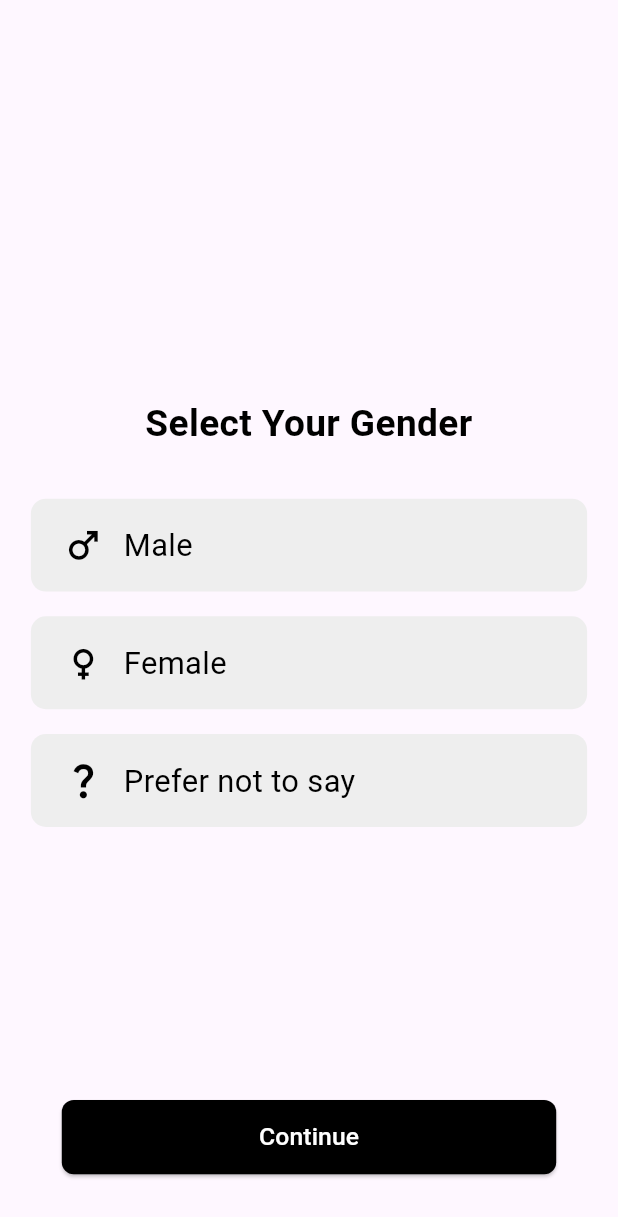
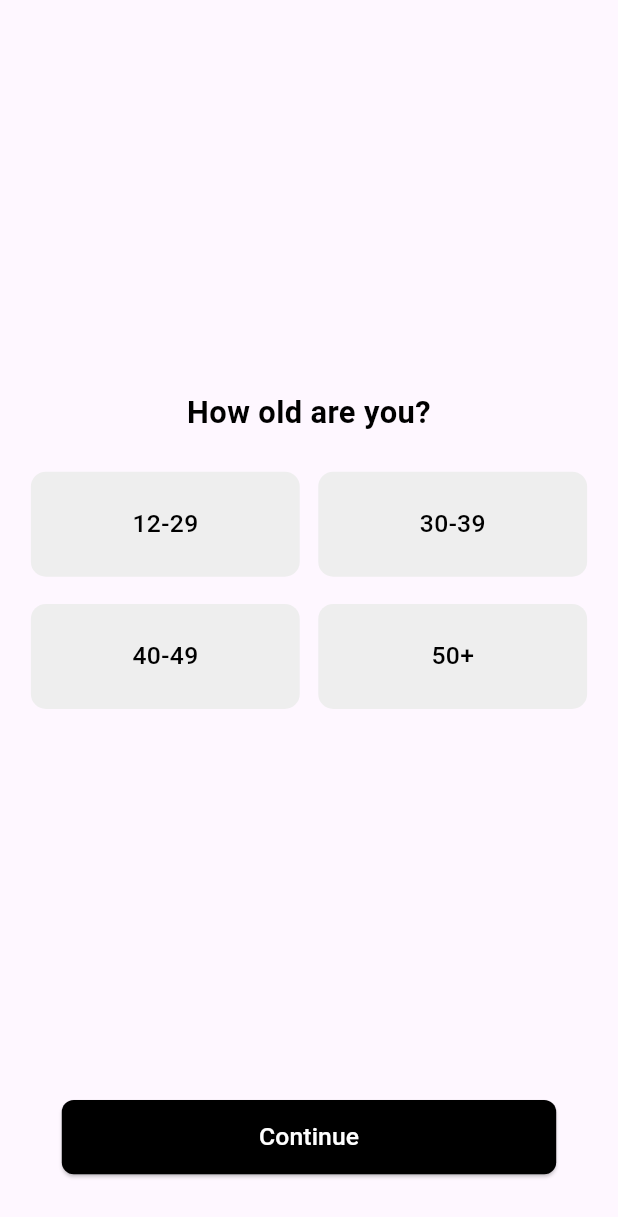
Before and after one commit to Umair-Amjad-Ali/Flutter, a Flutter app: the GenderSelection screen opened directly, after a tap on "Continue", on a phone screen of 412 x 824 dp. Shown: the top 1217 px of the screen. Run offline on Flutter 3.47's test engine with Material 3 defaults, Android fonts, the phone set to English and light mode, and no system bars.

Commit message:
`Refactor: Update gender selection screen and related widgets`

```diff
--- a/book_reading/lib/main.dart
+++ b/book_reading/lib/main.dart
@@ -1,4 +1,4 @@
-import 'package:book_reading/screens/welcome/welcome.dart';
+import 'package:book_reading/screens/welcome/goals_screen.dart';
 import 'package:flutter/material.dart';
 
 void main() {
@@ -14,6 +14,6 @@ class MyApp extends StatelessWidget {
     return MaterialApp(
         debugShowCheckedModeBanner: false,
         title: 'Flutter Demo',
-        home: Welcome());
+        home: GoalsScreen());
   }
 }
--- /dev/null
+++ b/book_reading/lib/screens/welcome/age_selection.dart
@@ -0,0 +1,124 @@
+import 'package:book_reading/widgets/custom_button.dart';
+import 'package:book_reading/widgets/age_option.dart';
+import 'package:flutter/material.dart';
+
+class AgeSelection extends StatefulWidget {
+  const AgeSelection({super.key});
+
+  @override
+  State<AgeSelection> createState() => _AgeSelectionState();
+}
+
+class _AgeSelectionState extends State<AgeSelection> {
+  String? _selectedAge; // To track the selected age group
+
+  @override
+  Widget build(BuildContext context) {
+    return Scaffold(
+      body: LayoutBuilder(builder: (context, constraints) {
+        final screenHeight = constraints.maxHeight;
+        final screenWidth = constraints.maxWidth;
+
+        return SafeArea(
+          child: Column(
+            children: [
+              // Spacer for top alignment
+              Spacer(),
+              // Main Heading
+              Text(
+                "How old are you?",
+                style: TextStyle(
+                  fontSize: screenHeight * 0.025,
+                  fontWeight: FontWeight.bold,
+                  color: Colors.black,
+                ),
+                textAlign: TextAlign.center,
+              ),
+
+              SizedBox(height: screenHeight * 0.03),
+
+              // Age Options
+              Padding(
+                padding: EdgeInsets.symmetric(horizontal: screenWidth * 0.05),
+                child: GridView.count(
+                  shrinkWrap: true, // Ensures it takes only required height
+                  crossAxisCount: 2, // 2 options in each row
+                  crossAxisSpacing: screenWidth * 0.03,
+                  mainAxisSpacing: screenHeight * 0.02,
+                  childAspectRatio: 2.5, // Aspect ratio of each item
+                  children: [
+                    AgeOption(
+                      label: "12-29",
+                      isSelected: _selectedAge == "12-29",
+                      screenWidth: screenWidth,
+                      screenHeight: screenHeight,
+                      onTap: () {
+                        setState(() {
+                          _selectedAge = "12-29";
+                        });
+                      },
+                    ),
+                    AgeOption(
+                      label: "30-39",
+                      isSelected: _selectedAge == "30-39",
+                      screenWidth: screenWidth,
+                      screenHeight: screenHeight,
+                      onTap: () {
+                        setState(() {
+                          _selectedAge = "30-39";
+                        });
+                      },
+                    ),
+                    AgeOption(
+                      label: "40-49",
+                      isSelected: _selectedAge == "40-49",
+                      screenWidth: screenWidth,
+                      screenHeight: screenHeight,
+                      onTap: () {
+                        setState(() {
+                          _selectedAge = "40-49";
+                        });
+                      },
+                    ),
+                    AgeOption(
+                      label: "50+",
+                      isSelected: _selectedAge == "50+",
+                      screenWidth: screenWidth,
+                      screenHeight: screenHeight,
+                      onTap: () {
+                        setState(() {
+                          _selectedAge = "50+";
+                        });
+                      },
+                    ),
+                  ],
+                ),
+              ),
+
+              // Spacer for bottom alignment
+              Spacer(),
+
+              // Button at the bottom
+              Padding(
+                padding: EdgeInsets.symmetric(horizontal: screenWidth * 0.1),
+                child: CustomButton(
+                  onPressed: () {
+                    // Use _selectedAge to get the selected option
+                    print("Selected Age Group: $_selectedAge");
+                  },
+                  label: "Continue",
+                  backgroundColor: Colors.black,
+                  textColor: Colors.white,
+                  screenWidth: screenWidth,
+                  screenHeight: screenHeight,
+                ),
+              ),
+
+              SizedBox(height: screenHeight * 0.05),
+            ],
+          ),
+        );
+      }),
+    );
+  }
+}
--- a/book_reading/lib/screens/welcome/gender_selection.dart
+++ b/book_reading/lib/screens/welcome/gender_selection.dart
@@ -1,3 +1,4 @@
+import 'package:book_reading/screens/welcome/age_selection.dart';
 import 'package:book_reading/widgets/custom_button.dart';
 import 'package:book_reading/widgets/gender_option.dart';
 import 'package:flutter/material.dart';
@@ -22,7 +23,9 @@ class _GenderSelectionState extends State<GenderSelection> {
         return SafeArea(
           child: Stack(
             children: [
-              Padding(
+              // Main content (centered text and options)
+              Center(
+                child: Padding(
                   padding: EdgeInsets.symmetric(
                     horizontal: screenWidth * 0.05,
                   ),
@@ -80,9 +83,10 @@ class _GenderSelectionState extends State<GenderSelection> {
                               });
                             },
                             child: GenderOption(
-                            icon: Icons.question_mark,
+                              icon: Icons.transgender,
                               label: "Prefer not to say",
-                            isSelected: _selectedGender == "Prefer not to say",
+                              isSelected:
+                                  _selectedGender == "Prefer not to say",
                               screenWidth: screenWidth,
                               screenHeight: screenHeight,
                             ),
@@ -90,6 +94,7 @@ class _GenderSelectionState extends State<GenderSelection> {
                         ],
                       ),
                     ],
+                  ),
                 ),
               ),
 
@@ -100,6 +105,12 @@ class _GenderSelectionState extends State<GenderSelection> {
                 right: screenWidth * 0.1,
                 child: CustomButton(
                   onPressed: () {
+                    Navigator.push(
+                      context,
+                      MaterialPageRoute(
+                        builder: (context) => const AgeSelection(),
+                      ),
+                    );
                     // Use _selectedGender to get the selected option
                     print("Selected Gender: $_selectedGender");
                   },
--- /dev/null
+++ b/book_reading/lib/widgets/age_option.dart
@@ -0,0 +1,54 @@
+import 'package:flutter/material.dart';
+
+class AgeOption extends StatelessWidget {
+  final String label;
+  final bool isSelected;
+  final double screenWidth;
+  final double screenHeight;
+  final VoidCallback onTap;
+
+  const AgeOption({
+    super.key,
+    required this.label,
+    required this.isSelected,
+    required this.screenWidth,
+    required this.screenHeight,
+    required this.onTap,
+  });
+
+  @override
+  Widget build(BuildContext context) {
+    return GestureDetector(
+      onTap: onTap,
+      child: Container(
+        margin: EdgeInsets.symmetric(vertical: screenHeight * 0.001),
+        padding: EdgeInsets.symmetric(
+          vertical: screenHeight * 0.02,
+          horizontal: screenWidth * 0.05,
+        ),
+        decoration: BoxDecoration(
+          color: isSelected
+              ? const Color.fromARGB(255, 236, 239, 240)
+              : Colors.grey[200],
+          border: Border.all(
+            color: isSelected
+                ? const Color.fromARGB(255, 16, 16, 16)
+                : Colors.transparent,
+            width: isSelected ? 1.0 : 0.0,
+          ),
+          borderRadius: BorderRadius.circular(10),
+        ),
+        child: Center(
+          child: Text(
+            label,
+            style: TextStyle(
+              fontSize: screenHeight * 0.02,
+              fontWeight: FontWeight.w500,
+              color: Colors.black,
+            ),
+          ),
+        ),
+      ),
+    );
+  }
+}
--- a/book_reading/lib/widgets/custom_button.dart
+++ b/book_reading/lib/widgets/custom_button.dart
@@ -41,7 +41,7 @@ class CustomButton extends StatelessWidget {
       style: ElevatedButton.styleFrom(
         foregroundColor: textColor,
         backgroundColor: backgroundColor,
-        minimumSize: Size(screenWidth * 0.7, screenHeight * 0.06),
+        minimumSize: Size(screenWidth * 0.8, screenHeight * 0.06),
         shape: RoundedRectangleBorder(
           borderRadius: BorderRadius.circular(8),
         ),
--- a/book_reading/lib/widgets/gender_option.dart
+++ b/book_reading/lib/widgets/gender_option.dart
@@ -26,11 +26,16 @@ class GenderOption extends StatelessWidget {
       ),
       decoration: BoxDecoration(
         color: Colors.grey[200], // Background color
-        border: Border.all(
-          color: isSelected ? Colors.black : Colors.transparent, // Border color
-          width: isSelected ? 1.0 : 0.0, // Border width
-        ),
         borderRadius: BorderRadius.circular(10), // Rounded corners
+        boxShadow: [
+          if (isSelected)
+            BoxShadow(
+              color: Colors.black, // Inner border color
+              offset: Offset(0, 0), // Shadow positioned at the center
+              blurRadius: 0, // No blur
+              spreadRadius: 1.0, // Border thickness
+            ),
+        ],
       ),
       child: Row(
         mainAxisAlignment: MainAxisAlignment.start,
```
Also changed, not shown: book_reading/lib/screens/users/signup_socials.dart (+9 -1 lines), book_reading/lib/screens/welcome/age_option.dart (deleted, +0 -10 lines), book_reading/lib/screens/welcome/goals_screen.dart (added, +140 -0 lines). Lines whose indentation alone changed are shown as unchanged.
